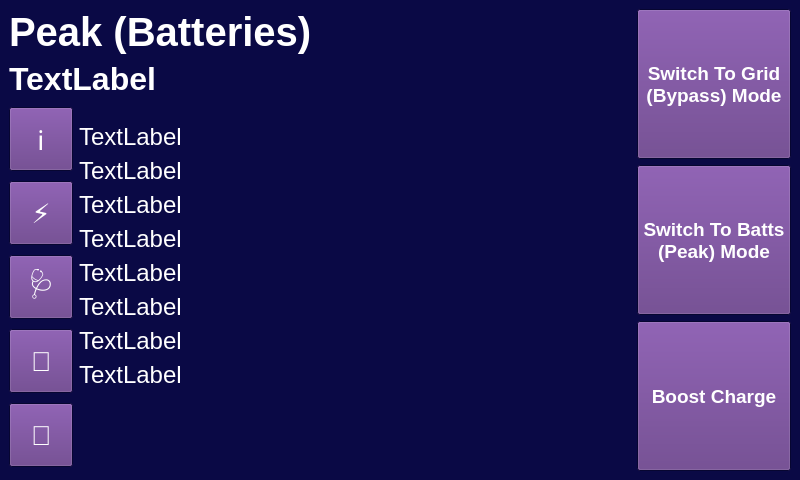
Above: client/mainwindow.ui from Tobster86/growatt-spf5000es-linux-control before the change. Below: the same form after it.
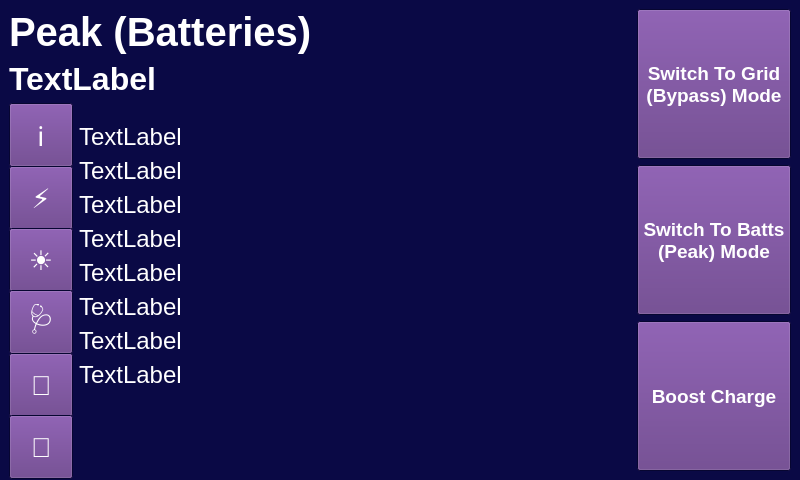
That is the form after the change.

Diff of the .ui file:
```diff
--- a/client/mainwindow.ui
+++ b/client/mainwindow.ui
@@ -594,6 +594,24 @@
             </property>
            </widget>
           </item>
+          <item>
+           <widget class="QToolButton" name="btnSolar">
+            <property name="minimumSize">
+             <size>
+              <width>64</width>
+              <height>64</height>
+             </size>
+            </property>
+            <property name="font">
+             <font>
+              <pointsize>20</pointsize>
+             </font>
+            </property>
+            <property name="text">
+             <string>☀️</string>
+            </property>
+           </widget>
+          </item>
           <item>
            <widget class="QToolButton" name="btnHealth">
             <property name="minimumSize">
```
